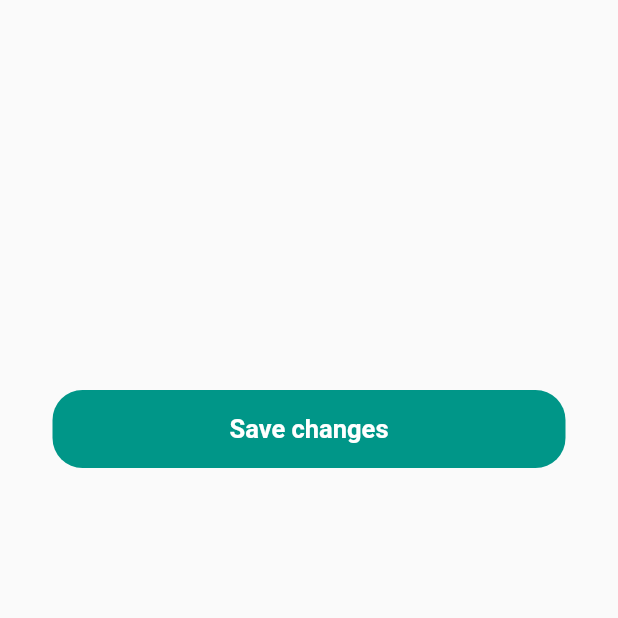
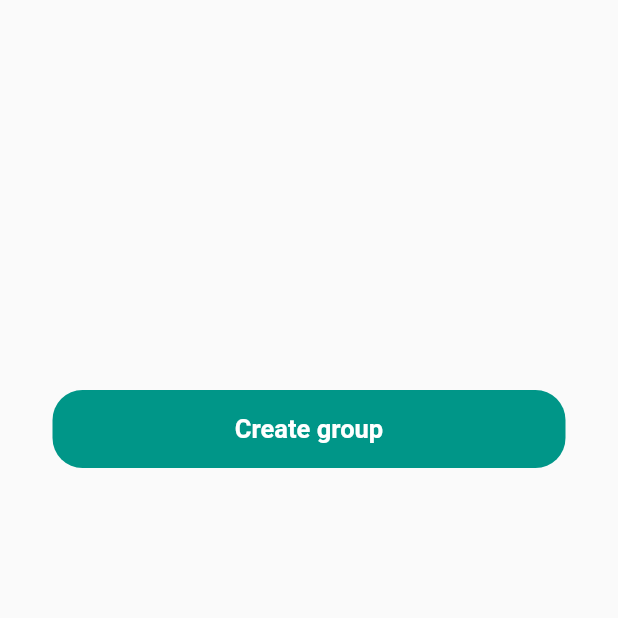
Before and after one commit to TuranTalayhan/message_app, a Flutter app: the CreateGroup screen opened by its route, on a phone screen of 412 x 824 dp, the part 618-1236 px from its top. Run offline on Flutter 3.47's test engine with Material 2 defaults, Android fonts, the phone set to English and light mode, and no system bars; our stand-ins replace cloud_firestore, firebase_auth, firebase_core, firebase_storage, google_sign_in, image_cropper and 4 more; missing offline and left inert: mobile_scanner, screen_brightness; accounts and stored records are empty; network calls fail.

Commit message:
changed  "Save changes" text to "Create group"

```diff
--- a/lib/pages/home/chats/create_group.dart
+++ b/lib/pages/home/chats/create_group.dart
@@ -121,7 +121,7 @@ class _CreateGroupState extends State<CreateGroup> {
                     backgroundColor: MaterialStateProperty.all(Colors.teal)),
                 child: const Padding(
                   padding: EdgeInsets.all(8.0),
-                  child: Text("Save changes",
+                  child: Text("Create group",
                       style: TextStyle(
                           color: Colors.white,
                           fontSize: 17,
```
